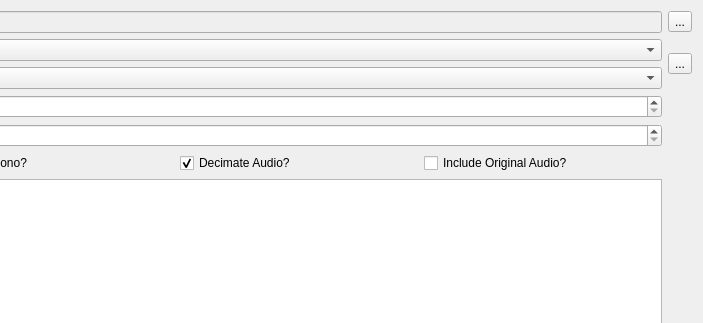
Before: the Qt Designer form src/main/python/ui/extract.ui in 3ll3d00d/beqdesigner, drawn with Qt 5; both pictures show x 177 to 880 and y 0 to 323 of the 880 by 1027 pixel window.
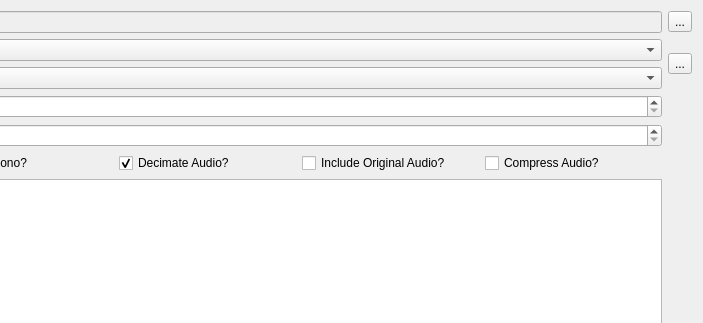
After: the same form once the commit is applied.

Commit message: ensure the biquad is at the audio stream sample rate before filtering

Patch:
```diff
--- a/src/main/python/ui/extract.ui
+++ b/src/main/python/ui/extract.ui
@@ -248,6 +248,13 @@
          </property>
         </widget>
        </item>
+       <item>
+        <widget class="QCheckBox" name="compressAudio">
+         <property name="text">
+          <string>Compress Audio?</string>
+         </property>
+        </widget>
+       </item>
       </layout>
      </item>
      <item row="1" column="0">
```
Left out of the diff: 23 changed lines with no effect on the pictures. The commit also changes 7 other files.
